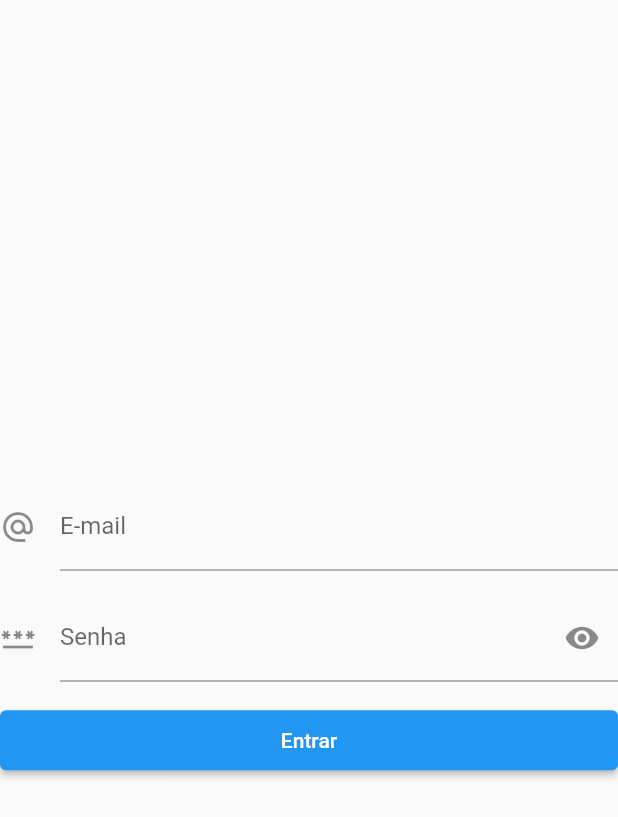
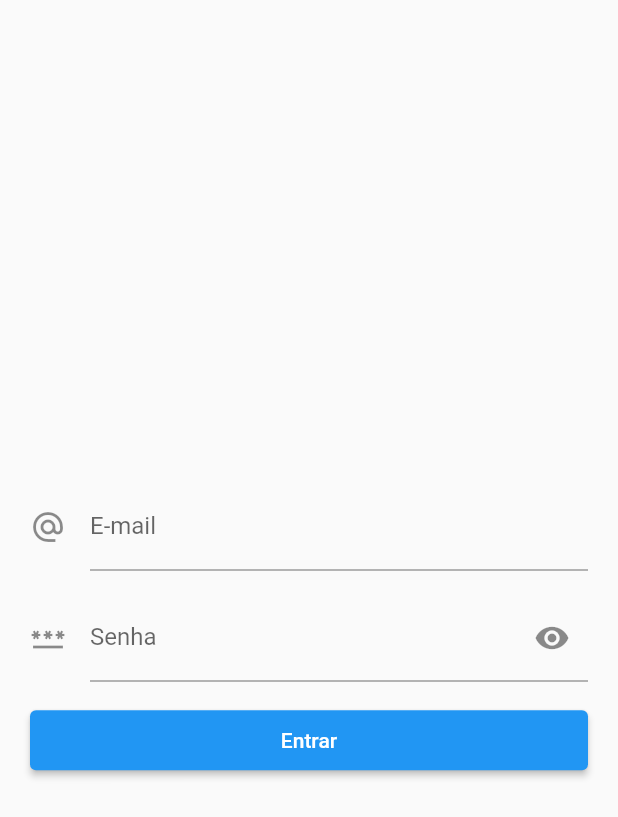
Before and after one commit to ricardoMonteiroTavares/covidDataset, a Flutter app: the screen it shows after launch, on a phone screen of 412 x 824 dp. Shown: the top 817 px of the screen. Run offline on Flutter 3.47's test engine with Material 2 defaults, Android fonts, the phone set to English and light mode, and no system bars.

Commit message:
#009 - Ajustes para a versão mobile do LoginPage

```diff
--- a/brasil_data/lib/pages/login_page/login_page.dart
+++ b/brasil_data/lib/pages/login_page/login_page.dart
@@ -27,7 +27,9 @@ class _LoginPageState extends State<LoginPage> {
     return Scaffold(
       body: StreamBuilder(
         stream: _bloc.stream,
-        builder: (context, snapshot) => Center(
+        builder: (context, snapshot) => Container(
+          padding: const EdgeInsets.all(20),
+          child: Center(
             child: Form(
               key: _bloc.formKey,
               child: Column(
@@ -81,6 +83,7 @@ class _LoginPageState extends State<LoginPage> {
             ),
           ),
         ),
+      ),
     );
   }
 }
```
Lines whose indentation alone changed are shown as unchanged.
